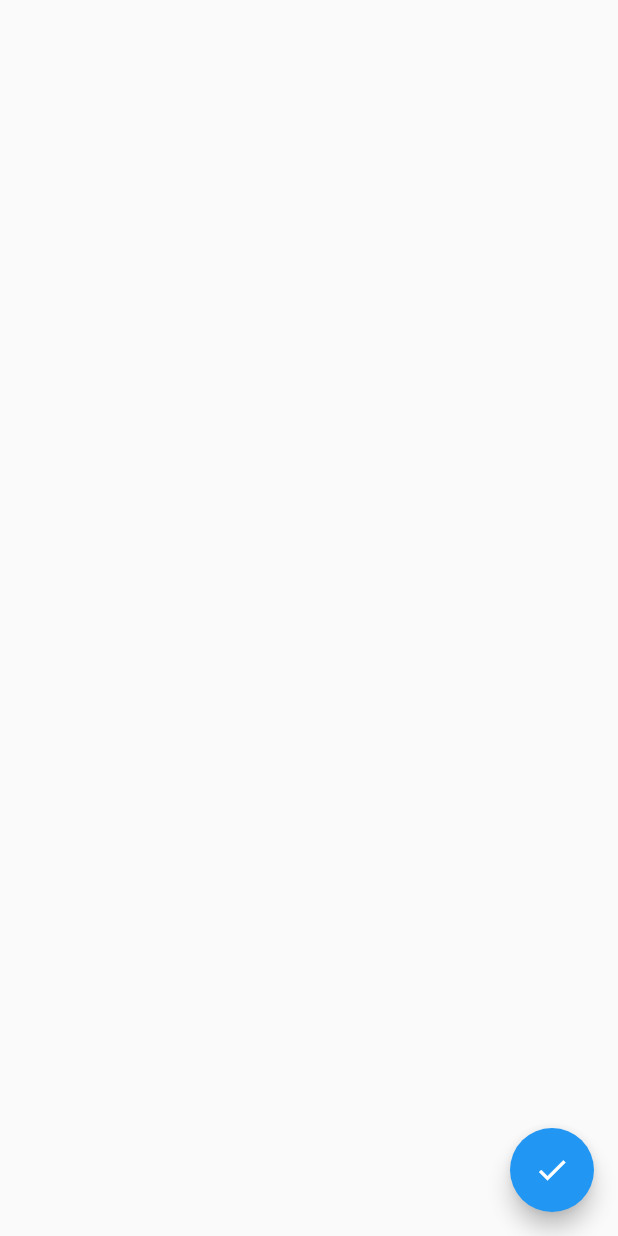
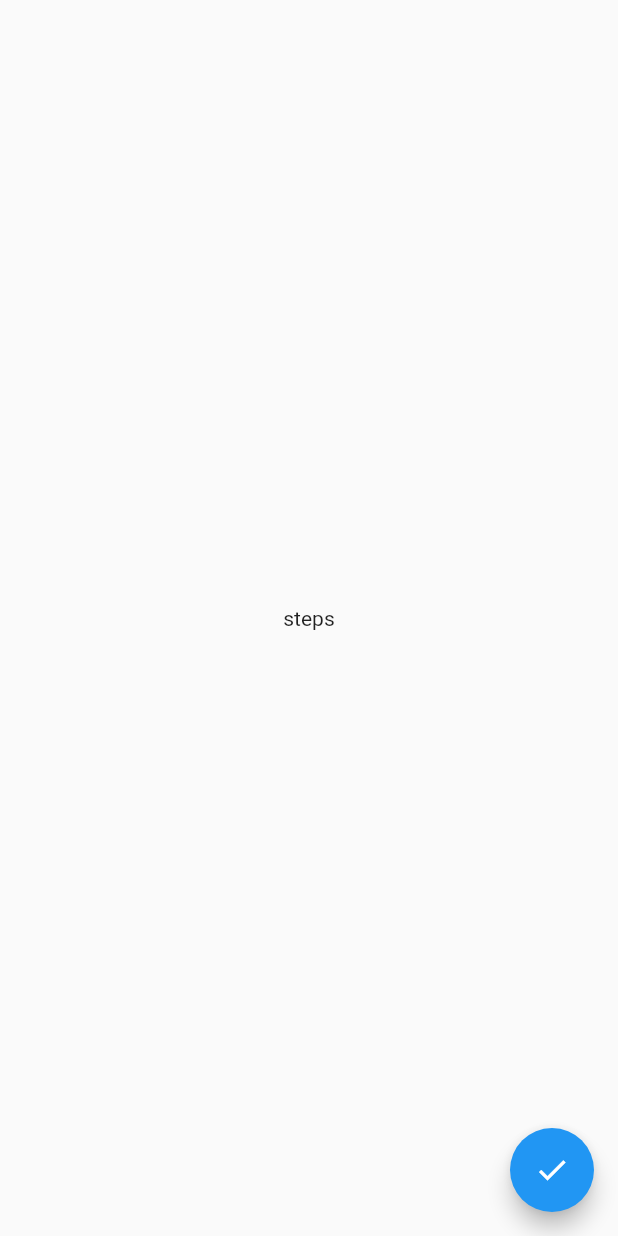
Before and after one commit to Abhinav2903/gfit, a Flutter app: the screen it shows after launch, after a tap on the "check" icon, on a phone screen of 412 x 824 dp. Run offline on Flutter 3.47's test engine with Material 2 defaults, Android fonts, the phone set to English and light mode, and no system bars; missing offline and left inert: fit_kit.

Commit message:
gfit new changes

```diff
--- a/lib/main.dart
+++ b/lib/main.dart
@@ -3,19 +3,68 @@ import 'package:fit_kit/fit_kit.dart';
 
 void main() => runApp(MyApp());
 
-void read() async{
-    if(await FitKit.requestPermissions([DataType.SLEEP])){
-    var results = await FitKit.read(DataType.SLEEP,dateFrom:DateTime.now().subtract(Duration(days:9)).toLocal(),dateTo: DateTime.now().subtract(Duration(days:8)).toLocal());
-  //var r=await FitKit.read(DataType.STEP_COUNT,dateFrom:DateTime.now().subtract(Duration(days: 1)),dateTo:DateTime.now());
-   print(results.toString());
-  }
-    else{
-      print("request not granted");
-    }
+class MyApp extends StatefulWidget {
+  // This widget is the root of your application.
+
+  @override
+  _MyAppState createState() => _MyAppState();
 }
 
-class MyApp extends StatelessWidget {
-  // This widget is the root of your application.
+class _MyAppState extends State<MyApp> {
+  String mySteps;
+  var result;
+  var steps;
+
+  Future<void> read() async {
+    bool permissions;
+    int st = 0;
+    int i;
+    DateTime now = new DateTime.now();
+    DateTime date = new DateTime(now.year, now.month, now.day);
+    // permissions = await FitKit.requestPermissions(DataType.values);
+
+    // // await FitKit.requestPermissions([DataType.STEP_COUNT])
+    // if (permissions) {
+    //   // var results = await FitKit.read(DataType.SLEEP,
+    //   //     dateFrom: DateTime.now().subtract(Duration(days: 9)).toLocal(),
+    //   //     dateTo: DateTime.now().subtract(Duration(days: 8)).toLocal())
+    //   var results = await FitKit.read(DataType.STEP_COUNT,
+    //       dateFrom: DateTime.now().subtract(Duration(days: 1)),
+    //       dateTo: DateTime.now());
+
+    //   print(results.toString());
+    //   mySteps = results.toString();
+    // } else {
+    //   print("request not granted");
+    // }
+
+    try {
+      permissions = await FitKit.requestPermissions(DataType.values);
+      print(date);
+      if (!permissions) {
+        result = 'requestPermissions: failed';
+      } else {
+        var results = await FitKit.read(DataType.STEP_COUNT,
+            dateFrom: DateTime.parse(date.toString()), dateTo: DateTime.now());
+
+        result = 'readAll: success';
+        // steps = results;
+        print(results.length);
+        // print(results);
+        for (i = 0; i < results.length; i++) {
+          st = st + results[i].value;
+        }
+        // print(i);
+        // print(results[50].value);
+        // print(results);
+        print(st);
+      }
+    } catch (e) {
+      result = 'readAll: $e';
+    }
+    setState(() {});
+  }
+
   @override
   Widget build(BuildContext context) {
     return MaterialApp(
@@ -24,9 +73,9 @@ class MyApp extends StatelessWidget {
         primarySwatch: Colors.blue,
       ),
       home: Scaffold(
-       floatingActionButton: FloatingActionButton(onPressed:()=>read(),
-       child: Icon(Icons.check)
-       ),
+        floatingActionButton: FloatingActionButton(
+            onPressed: () => read(), child: Icon(Icons.check)),
+        body: Center(child: Text("steps")),
       ),
     );
   }
@@ -79,7 +128,7 @@ class MyApp extends StatelessWidget {
     }
 */
 
-  /*if (await FitKit.requestPermissions([DataType.STEP_COUNT])) {
+/*if (await FitKit.requestPermissions([DataType.STEP_COUNT])) {
     for (DataType type in DataType.values) {
       final results = await FitKit.read(
         type,
--- a/pubspec.yaml
+++ b/pubspec.yaml
@@ -17,7 +17,7 @@ environment:
   sdk: ">=2.1.0 <3.0.0"
 
 dependencies:
-  fit_kit: ^1.1.1
+  fit_kit: ^1.1.2
   flutter:
     sdk: flutter
 
```
Also changed, not shown: pubspec.lock, 5 other files.
